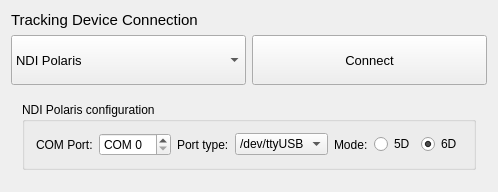
First picture: the form in Modules/IGTUI/Qmitk/QmitkIGTConnectionWidgetControls.ui, repository MITK/MITK, before the edit.
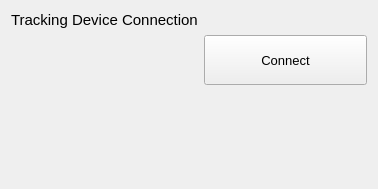
Second picture: the form after the edit. Icons and pictures are not drawn. Custom widgets are drawn as their Qt base class.

Commit message: Use TrackingDeviceConfigurationWidget in IGTConnectionWidget

```diff
--- a/Modules/IGTUI/Qmitk/QmitkIGTConnectionWidgetControls.ui
+++ b/Modules/IGTUI/Qmitk/QmitkIGTConnectionWidgetControls.ui
@@ -6,7 +6,7 @@
    <rect>
     <x>0</x>
     <y>0</y>
-    <width>443</width>
+    <width>378</width>
     <height>189</height>
    </rect>
   </property>
@@ -19,7 +19,7 @@
   <property name="windowTitle">
    <string>QmitkIGTConnection</string>
   </property>
-  <layout class="QGridLayout" name="gridLayout_4">
+  <layout class="QGridLayout" name="gridLayout">
    <item row="0" column="0">
     <widget class="QLabel" name="label">
      <property name="font">
@@ -34,54 +34,10 @@
      </property>
     </widget>
    </item>
-   <item row="1" column="0" colspan="2">
-    <layout class="QHBoxLayout" name="horizontalLayout">
-     <item>
-      <widget class="QComboBox" name="selectTrackingDeviceComboBox">
-       <property name="sizePolicy">
-        <sizepolicy hsizetype="Minimum" vsizetype="Preferred">
-         <horstretch>0</horstretch>
-         <verstretch>0</verstretch>
-        </sizepolicy>
-       </property>
-       <property name="font">
-        <font>
-         <pointsize>10</pointsize>
-        </font>
-       </property>
-       <property name="currentIndex">
-        <number>0</number>
-       </property>
-       <property name="maxVisibleItems">
-        <number>7</number>
-       </property>
-       <property name="insertPolicy">
-        <enum>QComboBox::InsertAtBottom</enum>
-       </property>
-       <property name="sizeAdjustPolicy">
-        <enum>QComboBox::AdjustToContents</enum>
-       </property>
-       <property name="frame">
-        <bool>true</bool>
-       </property>
-       <item>
-        <property name="text">
-         <string>NDI Polaris</string>
-        </property>
-       </item>
-       <item>
-        <property name="text">
-         <string>NDI Aurora</string>
-        </property>
-       </item>
-       <item>
-        <property name="text">
-         <string>Micron Tracker</string>
-        </property>
-       </item>
-      </widget>
-     </item>
-     <item>
+   <item row="1" column="0" rowspan="2">
+    <widget class="QmitkTrackingDeviceConfigurationWidget" name="trackingDeviceConfigurationWidget" native="true"/>
+   </item>
+   <item row="1" column="1" colspan="2">
       <widget class="QPushButton" name="connectButton">
        <property name="enabled">
         <bool>true</bool>
@@ -125,171 +81,10 @@
        </property>
       </widget>
      </item>
-    </layout>
+   <item row="2" column="1" colspan="2">
+    <widget class="QmitkToolTrackingStatusWidget" name="widget" native="true"/>
    </item>
-   <item row="2" column="0" colspan="2">
-    <widget class="QStackedWidget" name="deviceConfigurationWidget">
-     <property name="currentIndex">
-      <number>0</number>
-     </property>
-     <widget class="QWidget" name="page">
-      <layout class="QGridLayout" name="gridLayout_3">
-       <item row="0" column="0">
-        <widget class="QGroupBox" name="groupBox">
-         <property name="title">
-          <string>NDI Polaris configuration</string>
-         </property>
-         <layout class="QGridLayout" name="gridLayout_5">
-          <item row="0" column="0">
-           <widget class="QLabel" name="comPortLabelPolaris">
-            <property name="text">
-             <string>COM Port:</string>
-            </property>
-           </widget>
-          </item>
-          <item row="0" column="1">
-           <widget class="QSpinBox" name="comPortPolaris">
-            <property name="prefix">
-             <string>COM </string>
-            </property>
-           </widget>
-          </item>
-          <item row="0" column="2">
-           <widget class="QLabel" name="portTypeLabelPolaris">
-            <property name="text">
-             <string>Port type:</string>
-            </property>
-           </widget>
-          </item>
-          <item row="0" column="3">
-           <widget class="QComboBox" name="portTypePolaris">
-            <item>
-             <property name="text">
-              <string>/dev/ttyUSB</string>
-             </property>
-            </item>
-            <item>
-             <property name="text">
-              <string>/dev/ttyS</string>
-             </property>
-            </item>
-           </widget>
-          </item>
-          <item row="0" column="4">
-           <spacer name="horizontalSpacer_2">
-            <property name="orientation">
-             <enum>Qt::Horizontal</enum>
-            </property>
-            <property name="sizeHint" stdset="0">
-             <size>
-              <width>40</width>
-              <height>20</height>
-             </size>
-            </property>
-           </spacer>
-          </item>
-          <item row="0" column="5">
-           <widget class="QLabel" name="label_4">
-            <property name="text">
-             <string>Mode:</string>
-            </property>
-           </widget>
-          </item>
-          <item row="0" column="6">
-           <widget class="QRadioButton" name="polarisMode5D">
-            <property name="text">
-             <string>5D</string>
-            </property>
-           </widget>
-          </item>
-          <item row="0" column="7">
-           <widget class="QRadioButton" name="polarisMode6D">
-            <property name="text">
-             <string>6D</string>
-            </property>
-            <property name="checked">
-             <bool>true</bool>
-            </property>
-           </widget>
-          </item>
-         </layout>
-         <zorder>comPortLabelPolaris</zorder>
-         <zorder>comPortPolaris</zorder>
-         <zorder>portTypeLabelPolaris</zorder>
-         <zorder>portTypePolaris</zorder>
-         <zorder>horizontalSpacer_2</zorder>
-         <zorder>label_4</zorder>
-         <zorder>polarisMode5D</zorder>
-         <zorder>polarisMode6D</zorder>
-        </widget>
-       </item>
-      </layout>
-     </widget>
-     <widget class="QWidget" name="page_2">
-      <layout class="QGridLayout" name="gridLayout_2">
-       <item row="0" column="0">
-        <widget class="QGroupBox" name="groupBox_2">
-         <property name="title">
-          <string>NDI Aurora configuration</string>
-         </property>
-         <layout class="QGridLayout" name="gridLayout">
-          <item row="0" column="0">
-           <widget class="QLabel" name="comPortLabelAurora">
-            <property name="text">
-             <string>COM Port:</string>
-            </property>
-           </widget>
-          </item>
-          <item row="0" column="1">
-           <widget class="QSpinBox" name="comPortAurora">
-            <property name="prefix">
-             <string>COM </string>
-            </property>
-           </widget>
-          </item>
-          <item row="0" column="2">
-           <widget class="QLabel" name="portTypeLabelAurora">
-            <property name="text">
-             <string>Port type:</string>
-            </property>
-           </widget>
-          </item>
-          <item row="0" column="3">
-           <widget class="QComboBox" name="portTypeAurora">
-            <item>
-             <property name="text">
-              <string>/dev/ttyUSB</string>
-             </property>
-            </item>
-            <item>
-             <property name="text">
-              <string>/dev/ttyS</string>
-             </property>
-            </item>
-           </widget>
-          </item>
-          <item row="0" column="4">
-           <spacer name="horizontalSpacer">
-            <property name="orientation">
-             <enum>Qt::Horizontal</enum>
-            </property>
-            <property name="sizeHint" stdset="0">
-             <size>
-              <width>213</width>
-              <height>20</height>
-             </size>
-            </property>
-           </spacer>
-          </item>
-         </layout>
-        </widget>
-       </item>
-      </layout>
-     </widget>
-     <widget class="QWidget" name="page_3"/>
-    </widget>
-   </item>
-   <item row="3" column="1">
+   <item row="3" column="2">
     <spacer name="verticalSpacer">
      <property name="orientation">
       <enum>Qt::Vertical</enum>
@@ -305,6 +100,20 @@
   </layout>
  </widget>
  <layoutdefault spacing="6" margin="11"/>
+ <customwidgets>
+  <customwidget>
+   <class>QmitkTrackingDeviceConfigurationWidget</class>
+   <extends>QWidget</extends>
+   <header>QmitkTrackingDeviceConfigurationWidget.h</header>
+   <container>1</container>
+  </customwidget>
+  <customwidget>
+   <class>QmitkToolTrackingStatusWidget</class>
+   <extends>QWidget</extends>
+   <header>QmitkToolTrackingStatusWidget.h</header>
+   <container>1</container>
+  </customwidget>
+ </customwidgets>
  <resources>
   <include location="../resources/QmitkToFUtilWidget.qrc"/>
   <include location="../resources/IGTUI.qrc"/>
```
Lines whose indentation alone changed are shown as unchanged. The commit also changes 3 other files.
